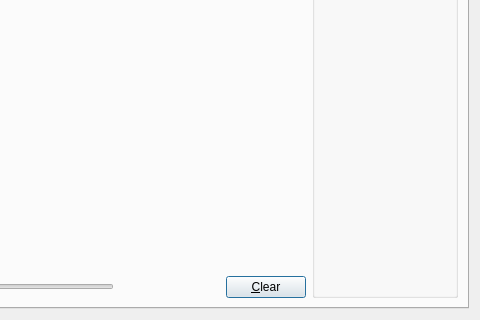
reddcoin-project/reddcoin-3.10, file src/qt/forms/rpcconsole.ui: the form before one commit; both pictures show x 260 to 740 and y 130 to 450 of the 740 by 450 pixel window.
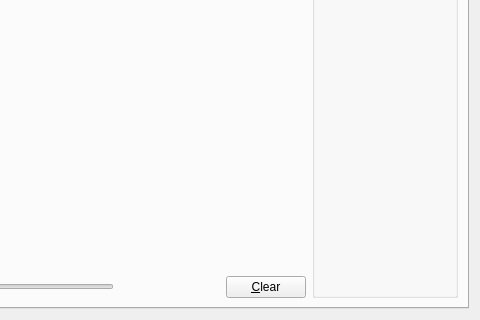
The form after the commit. The open tabs and pages were chosen to show the change. Icons and pictures are not drawn. Custom widgets are drawn as their Qt base class.

Commit message:
[Qt] update form files for setting autoDefault explicitly to false
- also fixes indentation in one file (auto fixed by Qt Designer)
- removes several default parameters, which are not needed in the files
- related to #4840 (but not intended as fix for a no-bug)

# Conflicts:
#	src/qt/forms/receivecoinsdialog.ui

```diff
--- a/src/qt/forms/rpcconsole.ui
+++ b/src/qt/forms/rpcconsole.ui
@@ -484,6 +484,9 @@
              <property name="text">
               <string>&amp;Clear</string>
              </property>
+             <property name="autoDefault">
+              <bool>false</bool>
+             </property>
             </widget>
            </item>
           </layout>
```
The commit also changes 8 other files.
